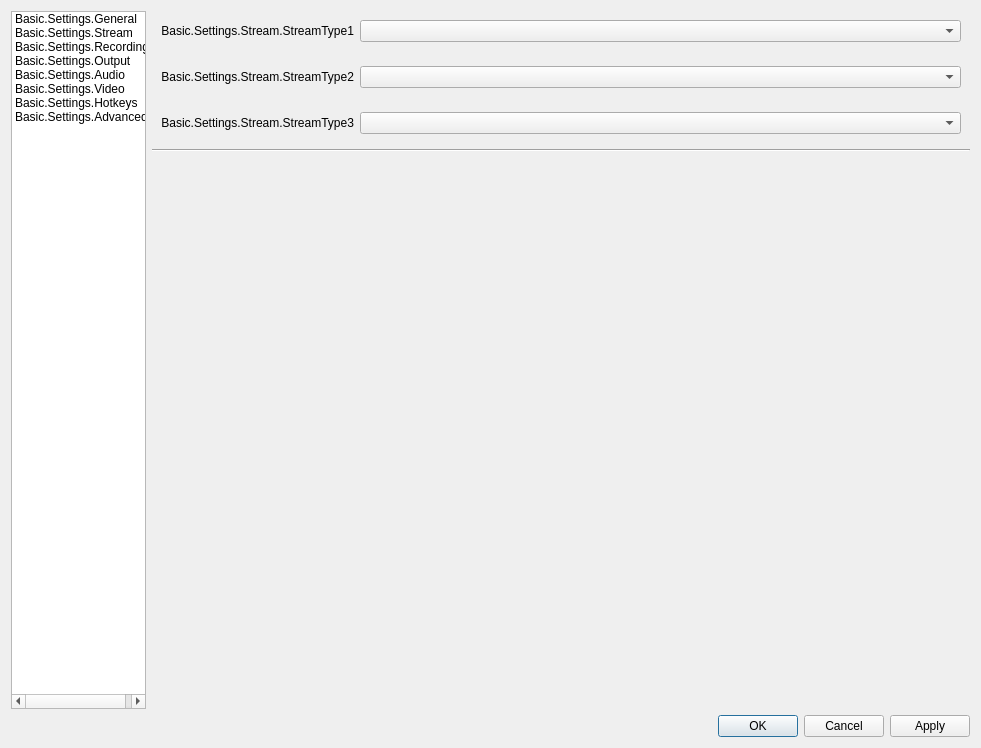
First picture: the form in UI/forms/OBSBasicSettings.ui, repository Winding6636/obs_mod, before the edit.
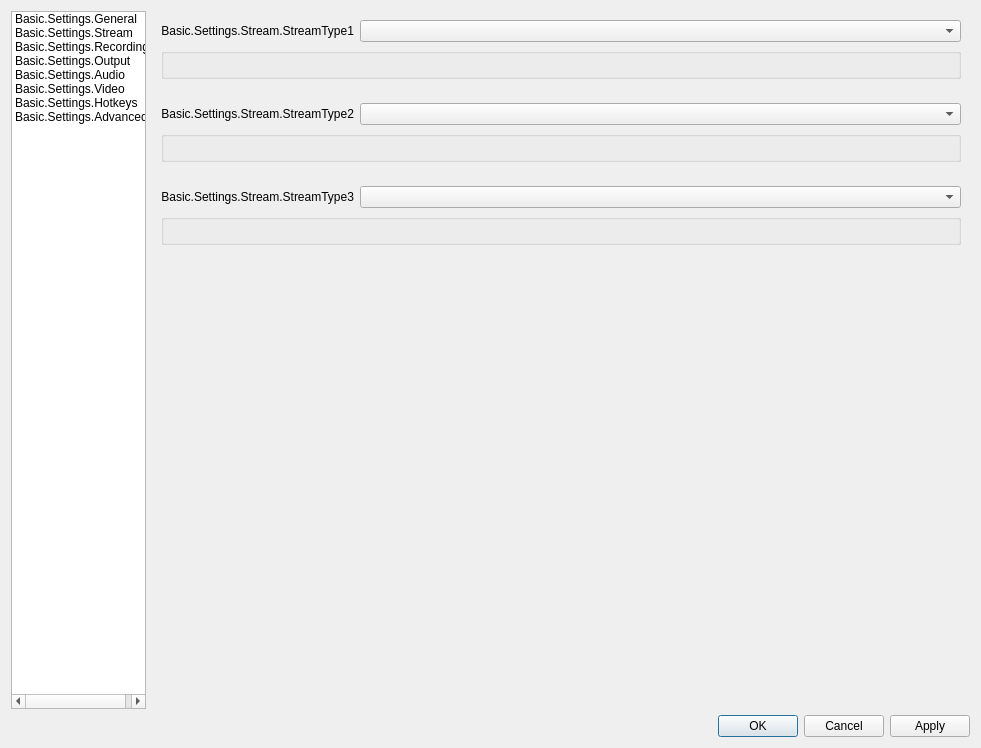
Second picture: the form after the edit. The open tabs and pages were chosen to show the change. Icons and pictures are not drawn.

Patch:
```diff
--- a/UI/forms/OBSBasicSettings.ui
+++ b/UI/forms/OBSBasicSettings.ui
@@ -654,11 +654,14 @@
             <item alignment="Qt::AlignTop">
              <widget class="QWidget" name="widget_5" native="true">
               <property name="sizePolicy">
-               <sizepolicy hsizetype="Preferred" vsizetype="Maximum">
+               <sizepolicy hsizetype="Preferred" vsizetype="Preferred">
                 <horstretch>0</horstretch>
                 <verstretch>0</verstretch>
                </sizepolicy>
               </property>
+              <property name="autoFillBackground">
+               <bool>false</bool>
+              </property>
               <layout class="QVBoxLayout" name="verticalLayout_7">
                <property name="leftMargin">
                 <number>0</number>
@@ -697,6 +700,14 @@
                     </property>
                    </widget>
                   </item>
+                  <item row="1" column="0" colspan="2">
+                   <widget class="QGroupBox" name="streamType1group">
+                    <property name="title">
+                     <string/>
+                    </property>
+                    <layout class="QVBoxLayout" name="verticalLayout_32"/>
+                   </widget>
+                  </item>
                   <item row="0" column="1">
                    <widget class="QComboBox" name="streamType1"/>
                   </item>
@@ -731,6 +742,14 @@
                   <item row="0" column="1">
                    <widget class="QComboBox" name="streamType2"/>
                   </item>
+                  <item row="1" column="0" colspan="2">
+                   <widget class="QGroupBox" name="streamType2group">
+                    <property name="title">
+                     <string/>
+                    </property>
+                    <layout class="QVBoxLayout" name="verticalLayout_31"/>
+                   </widget>
+                  </item>
                  </layout>
                 </widget>
                </item>
@@ -762,16 +781,24 @@
                   <item row="0" column="1">
                    <widget class="QComboBox" name="streamType3"/>
                   </item>
+                  <item row="1" column="0" colspan="2">
+                   <widget class="QGroupBox" name="streamType3group">
+                    <property name="title">
+                     <string/>
+                    </property>
+                    <layout class="QVBoxLayout" name="verticalLayout_30">
+                     <property name="topMargin">
+                      <number>9</number>
+                     </property>
+                     <property name="bottomMargin">
+                      <number>9</number>
+                     </property>
+                    </layout>
+                   </widget>
+                  </item>
                  </layout>
                 </widget>
                </item>
-               <item>
-                <widget class="Line" name="line">
-                 <property name="orientation">
-                  <enum>Qt::Horizontal</enum>
-                 </property>
-                </widget>
-               </item>
               </layout>
              </widget>
             </item>
```
Left out of the diff: 10 changed lines with no effect on the pictures.
